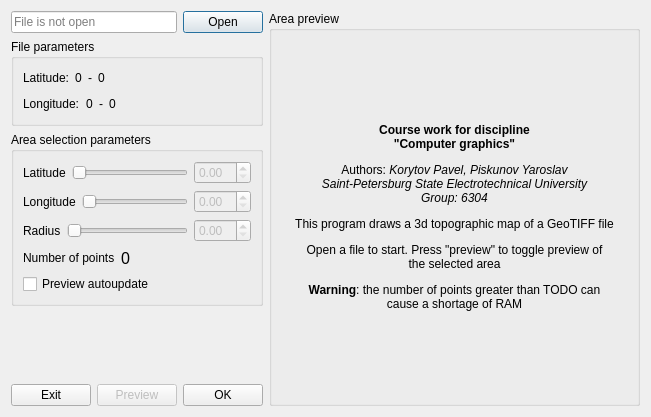
Qt form ui/open_dialog.ui (SqrtMinusOne/GeoTIFF-3d) before a commit.
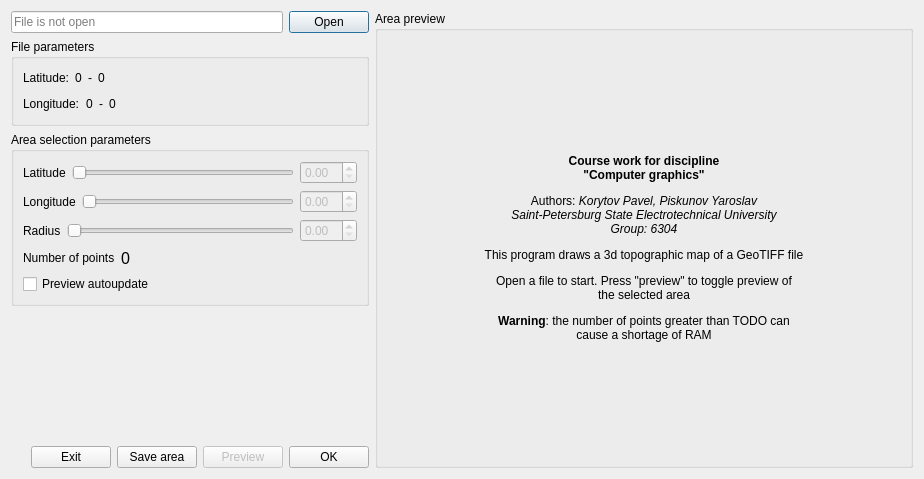
The same form after that commit.

Patch:
```diff
--- a/ui/open_dialog.ui
+++ b/ui/open_dialog.ui
@@ -6,8 +6,8 @@
    <rect>
     <x>0</x>
     <y>0</y>
-    <width>651</width>
-    <height>417</height>
+    <width>924</width>
+    <height>479</height>
    </rect>
   </property>
   <property name="windowTitle">
@@ -316,6 +316,13 @@
          </property>
         </widget>
        </item>
+       <item>
+        <widget class="QPushButton" name="saveButton">
+         <property name="text">
+          <string>Save area</string>
+         </property>
+        </widget>
+       </item>
        <item>
         <widget class="QPushButton" name="previewButton">
          <property name="enabled">
```
